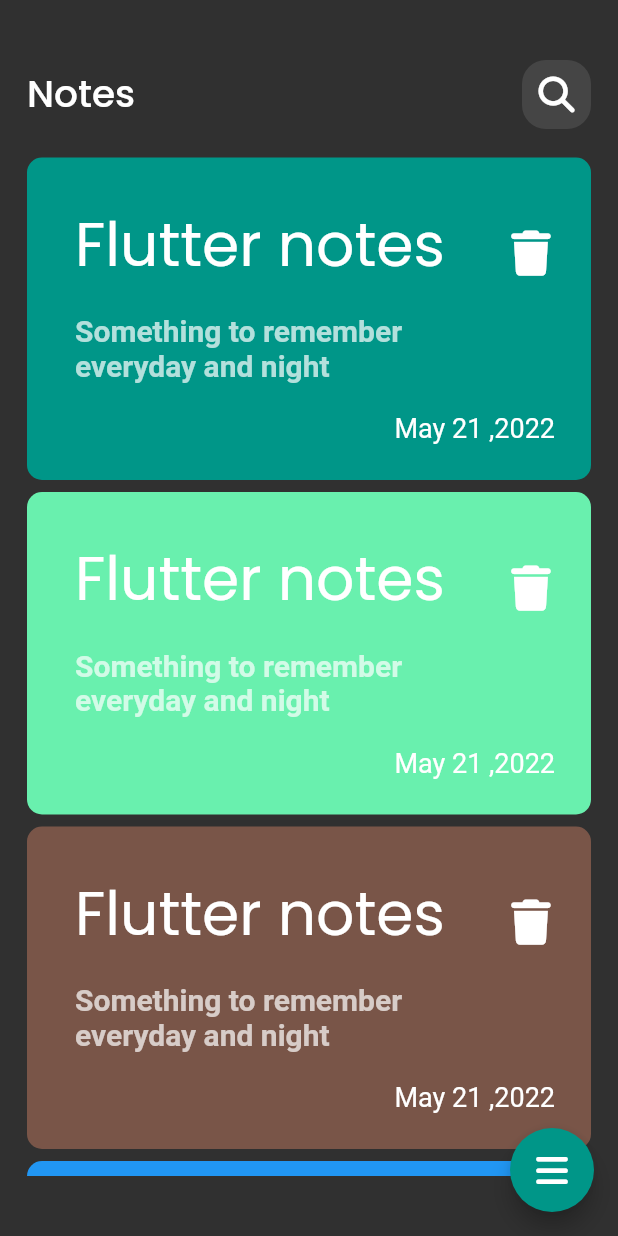
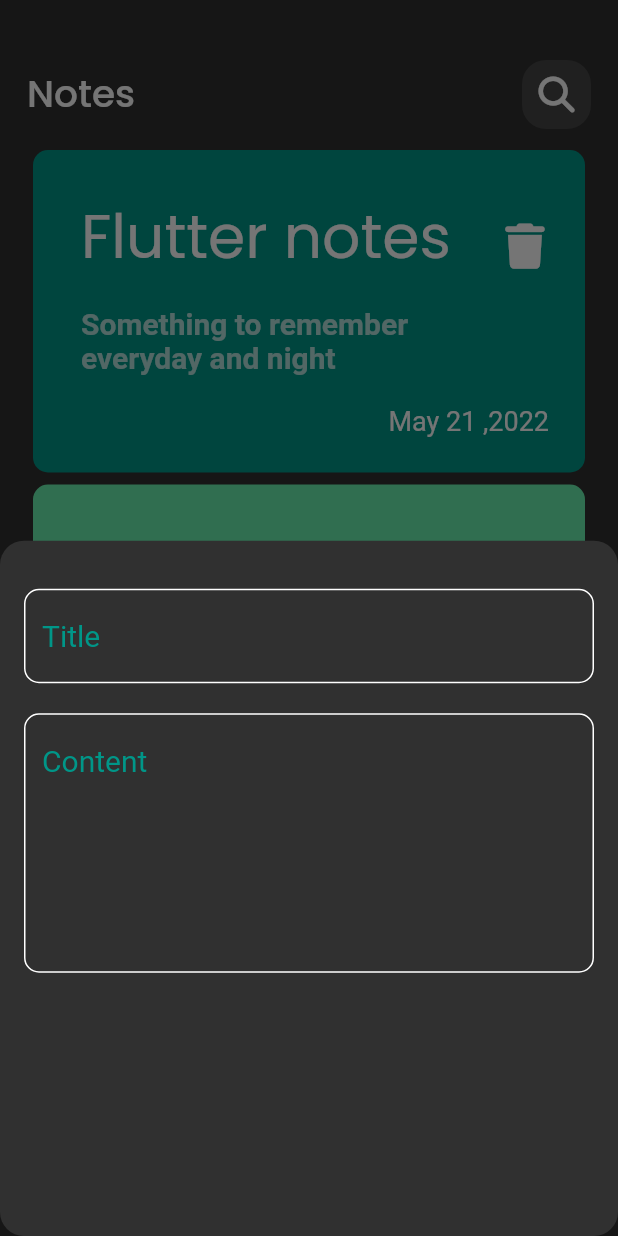
Before and after one commit to alyAly12/note_app, a Flutter app: the screen it shows after launch, after a tap on an icon or button, on a phone screen of 412 x 824 dp. Run offline on Flutter 3.47's test engine with Material 2 defaults, Android fonts, the phone set to English and light mode, and no system bars; our stand-ins replace font_awesome_flutter, google_fonts; Roboto replaces fonts that are missing (Alike).

Commit message:
adding text form to modal sheet

```diff
--- /dev/null
+++ b/lib/component/add_note_sheet.dart
@@ -0,0 +1,21 @@
+import 'package:flutter/material.dart';
+import 'package:note_app/component/custom_text_field.dart';
+
+class AddNoteBottomSheet extends StatelessWidget {
+  const AddNoteBottomSheet({Key? key}) : super(key: key);
+
+  @override
+  Widget build(BuildContext context) {
+    return Padding(
+      padding: const EdgeInsets.symmetric(horizontal: 16.0),
+      child: Column(
+        children:const [
+          SizedBox(height: 32,),
+          CustomTextField(hintText:'Title' ,maxLines: 1,),
+          SizedBox(height: 20,),
+          CustomTextField(hintText: 'Content', maxLines:7)
+        ],
+      ),
+    );
+  }
+}
--- /dev/null
+++ b/lib/component/custom_text_field.dart
@@ -0,0 +1,35 @@
+import 'package:flutter/material.dart';
+import 'package:google_fonts/google_fonts.dart';
+
+class CustomTextField extends StatelessWidget {
+  const CustomTextField({Key? key, required this.hintText, required this.maxLines}) : super(key: key);
+final String hintText;
+final int maxLines;
+  @override
+  Widget build(BuildContext context) {
+    return TextField(
+
+      maxLines: maxLines,
+      decoration: InputDecoration(
+        border: buildBorder(),
+        enabledBorder: buildBorder(),
+        hintText: hintText,
+        hintStyle: GoogleFonts.alike(
+          color: Colors.teal,
+          fontSize: 20
+        ),
+        focusedBorder: buildBorder(Colors.teal),
+      ),
+      cursorColor: Colors.white,
+    );
+  }
+
+  OutlineInputBorder buildBorder([color]) {
+    return OutlineInputBorder(
+        borderRadius: BorderRadius.circular(10),
+        borderSide:  BorderSide(
+          color: color??Colors.white
+        )
+      );
+  }
+}
--- a/lib/component/notes_list_view.dart
+++ b/lib/component/notes_list_view.dart
@@ -14,7 +14,10 @@ class NotesListView extends StatelessWidget {
   ];
   @override
   Widget build(BuildContext context) {
-    return ListView.builder(
+    return Padding(
+      padding: const EdgeInsets.symmetric(vertical: 10.0,horizontal: 4),
+      child: ListView.builder(
+        padding: EdgeInsets.zero,
         itemCount: data.length,
           itemBuilder: (context ,index){
             return  Padding(
@@ -22,6 +25,7 @@ class NotesListView extends StatelessWidget {
               child: NoteItem(color: data[index],),
             );
           }
+      ),
     );
   }
 }
--- a/lib/views/home_view.dart
+++ b/lib/views/home_view.dart
@@ -1,5 +1,6 @@
 import 'package:flutter/material.dart';
 import 'package:font_awesome_flutter/font_awesome_flutter.dart';
+import 'package:note_app/component/add_note_sheet.dart';
 import 'package:note_app/component/custom_appbar.dart';
 import 'package:note_app/component/notes_list_view.dart';
 
@@ -15,14 +16,23 @@ static String id='homeView';
         child: Column(
           children: const [
             CustomAppBar(),
-            SizedBox(height: 15),
             Expanded(child: NotesListView())
           ],
         ),
       ),
       floatingActionButton: FloatingActionButton(
         backgroundColor: Colors.teal,
-        onPressed: (){},
+        onPressed: (){
+          showModalBottomSheet(
+            shape:RoundedRectangleBorder(
+              borderRadius: BorderRadius.circular(16)
+            ),
+              context: context,
+              builder: (context){
+                return const AddNoteBottomSheet();
+              }
+          );
+        },
       child: const Icon(FontAwesomeIcons.bars,color: Colors.white,),
       ),
     );
```
Lines whose indentation alone changed are shown as unchanged.
